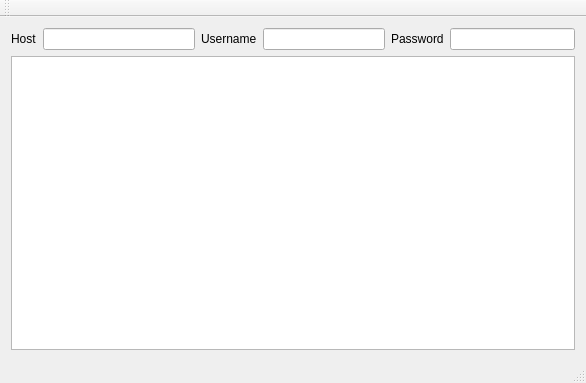
First picture: the form in mainwindow.ui, repository 3x1l3/BasicSQLManager, before the edit.
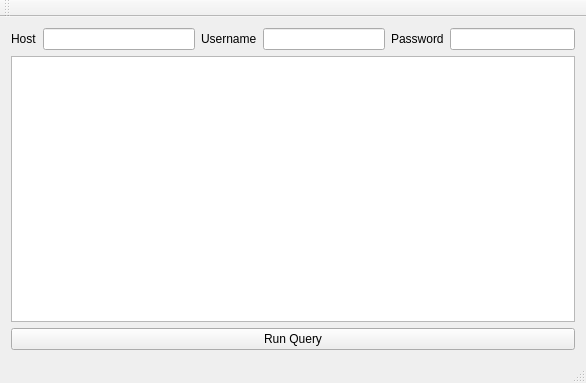
Second picture: the form after the edit.

Commit message: Getting started.

Patch:
```diff
--- a/mainwindow.ui
+++ b/mainwindow.ui
@@ -62,7 +62,14 @@
      </layout>
     </item>
     <item>
-     <widget class="QPlainTextEdit" name="plainTextEdit"/>
+     <widget class="QPlainTextEdit" name="query"/>
+    </item>
+    <item>
+     <widget class="QPushButton" name="runQueryButton">
+      <property name="text">
+       <string>Run Query</string>
+      </property>
+     </widget>
     </item>
    </layout>
   </widget>
```
Left out of the diff: 10 changed lines with no effect on the pictures. The commit also changes 2 other files.
